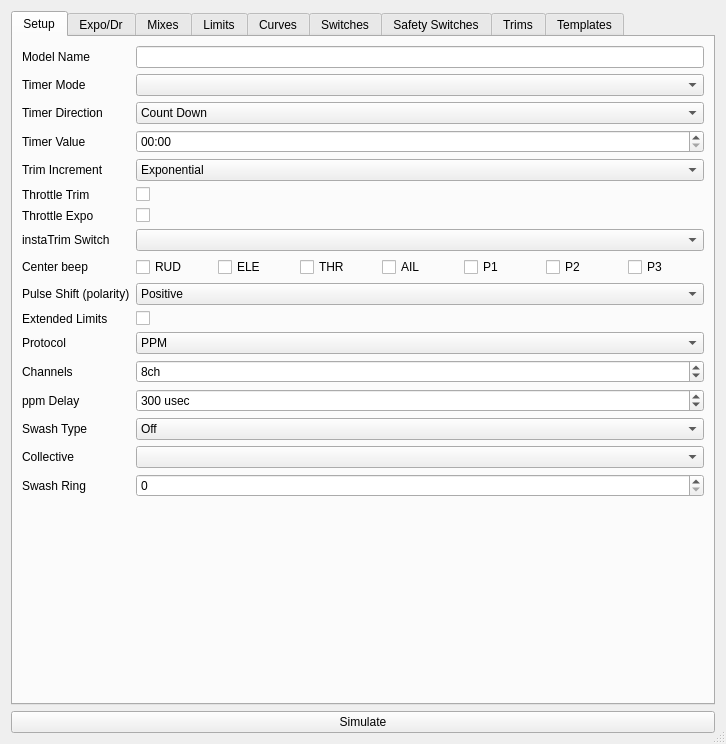
Qt form src/modeledit.ui (xhorizont/eepe) before a commit.
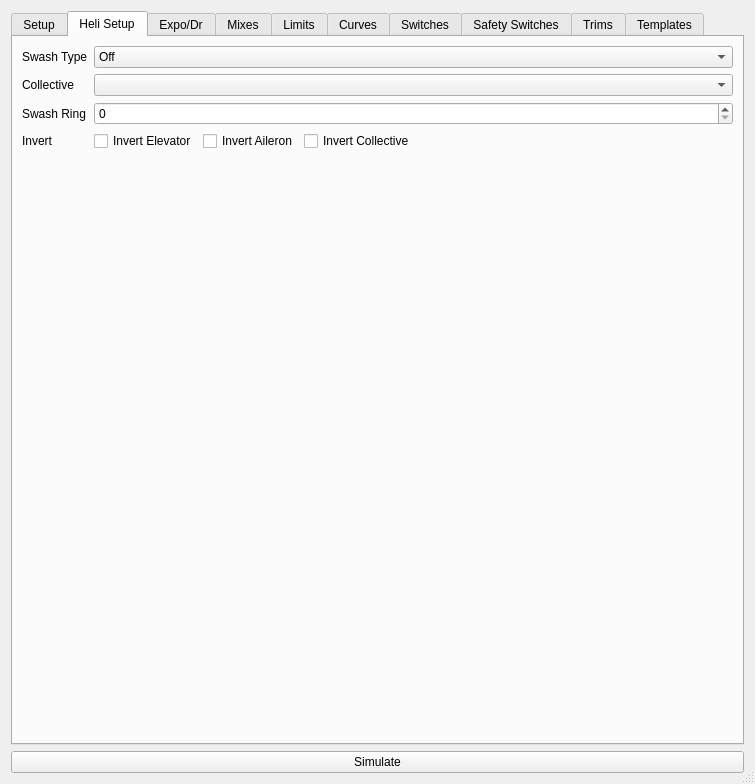
The same form after that commit. Icons and pictures are not drawn.

Commit message: Heli page, Alternate version download

What changed in the file:
```diff
--- a/src/modeledit.ui
+++ b/src/modeledit.ui
@@ -6,8 +6,8 @@
    <rect>
     <x>0</x>
     <y>0</y>
-    <width>726</width>
-    <height>744</height>
+    <width>755</width>
+    <height>784</height>
    </rect>
   </property>
   <property name="windowTitle">
@@ -24,13 +24,16 @@
    <item row="4" column="1">
     <widget class="QTabWidget" name="tabWidget">
      <property name="currentIndex">
-      <number>0</number>
+      <number>1</number>
      </property>
      <widget class="QWidget" name="tabModelSetup">
       <attribute name="title">
        <string>Setup</string>
       </attribute>
       <layout class="QFormLayout" name="formLayout">
+       <property name="fieldGrowthPolicy">
+        <enum>QFormLayout::AllNonFixedFieldsGrow</enum>
+       </property>
        <item row="0" column="0">
         <widget class="QLabel" name="label">
          <property name="text">
@@ -353,14 +356,21 @@
          </property>
         </widget>
        </item>
-       <item row="14" column="0">
+      </layout>
+     </widget>
+     <widget class="QWidget" name="tabHeli">
+      <attribute name="title">
+       <string>Heli Setup</string>
+      </attribute>
+      <layout class="QFormLayout" name="formLayout_2">
+       <item row="0" column="0">
         <widget class="QLabel" name="label_103">
          <property name="text">
           <string>Swash Type</string>
          </property>
         </widget>
        </item>
-       <item row="14" column="1">
+       <item row="0" column="1">
         <widget class="QComboBox" name="swashTypeCB">
          <item>
           <property name="text">
@@ -389,24 +399,24 @@
          </item>
         </widget>
        </item>
-       <item row="15" column="0">
+       <item row="1" column="0">
         <widget class="QLabel" name="label_106">
          <property name="text">
           <string>Collective</string>
          </property>
         </widget>
        </item>
-       <item row="15" column="1">
+       <item row="1" column="1">
         <widget class="QComboBox" name="swashCollectiveCB"/>
        </item>
-       <item row="16" column="0">
+       <item row="2" column="0">
         <widget class="QLabel" name="label_107">
          <property name="text">
           <string>Swash Ring</string>
          </property>
         </widget>
        </item>
-       <item row="16" column="1">
+       <item row="2" column="1">
         <widget class="QSpinBox" name="swashRingValSB">
          <property name="suffix">
           <string/>
@@ -425,6 +435,51 @@
          </property>
         </widget>
        </item>
+       <item row="3" column="0">
+        <widget class="QLabel" name="label_108">
+         <property name="text">
+          <string>Invert</string>
+         </property>
+        </widget>
+       </item>
+       <item row="3" column="1">
+        <layout class="QGridLayout" name="gridLayout_20">
+         <item row="0" column="0">
+          <widget class="QCheckBox" name="swashInvertELE">
+           <property name="text">
+            <string>Invert Elevator</string>
+           </property>
+          </widget>
+         </item>
+         <item row="0" column="1">
+          <widget class="QCheckBox" name="swashInvertAIL">
+           <property name="text">
+            <string>Invert Aileron</string>
+           </property>
+          </widget>
+         </item>
+         <item row="0" column="2">
+          <widget class="QCheckBox" name="swashInvertCOL">
+           <property name="text">
+            <string>Invert Collective</string>
+           </property>
+          </widget>
+         </item>
+         <item row="0" column="3">
+          <spacer name="horizontalSpacer_7">
+           <property name="orientation">
+            <enum>Qt::Horizontal</enum>
+           </property>
+           <property name="sizeHint" stdset="0">
+            <size>
+             <width>40</width>
+             <height>20</height>
+            </size>
+           </property>
+          </spacer>
+         </item>
+        </layout>
+       </item>
       </layout>
      </widget>
      <widget class="QWidget" name="tabExpo">
```
The commit also changes 18 other files.
